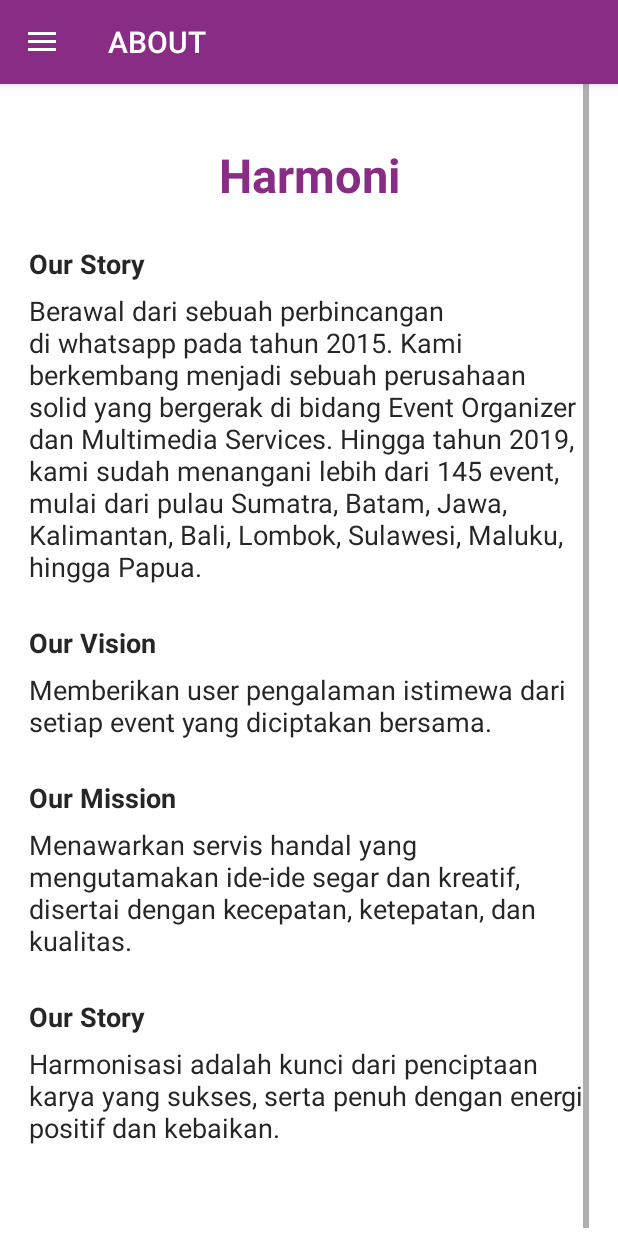
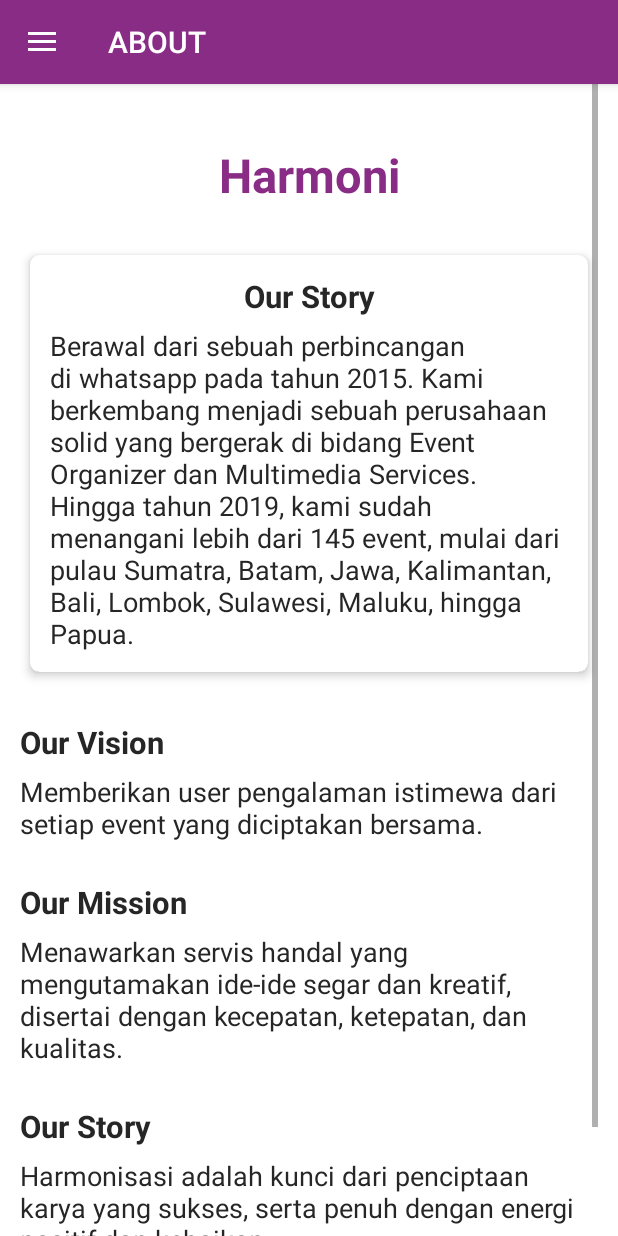
Before and after one commit to himorfosis/harmoni_app, an Android app: the screen it shows after launch (HomeAuthActivity), in the side drawer, after a tap on "Tentang", on a phone screen of 412 x 824 dp. Run offline under Robolectric (Android 15) with nearby library versions, the phone set to English and light mode, and no system bars; our stand-ins replace sdp/ssp sizes; network calls fail; 4 statements that could not run were skipped.

Commit message:
calendar and about app feature

```diff
--- a/app/src/main/res/layout/fragment_about.xml
+++ b/app/src/main/res/layout/fragment_about.xml
@@ -5,8 +5,8 @@
     android:layout_height="match_parent"
     android:background="@android:color/white"
     android:orientation="vertical"
-    android:paddingLeft="@dimen/_15sdp"
-    android:paddingRight="@dimen/_15sdp">
+    android:paddingLeft="@dimen/_10sdp"
+    android:paddingRight="@dimen/_10sdp">
 
     <ScrollView
         android:layout_width="match_parent"
@@ -22,18 +22,33 @@
                 android:layout_width="match_parent"
                 android:layout_height="wrap_content"
                 android:layout_marginTop="@dimen/_30sdp"
+                android:layout_marginBottom="@dimen/_20sdp"
                 android:gravity="center"
                 android:text="Harmoni"
                 android:textColor="@color/text_primary"
                 android:textSize="@dimen/_24ssp"
                 android:textStyle="bold"/>
 
+            <androidx.cardview.widget.CardView
+                android:layout_width="match_parent"
+                android:layout_height="wrap_content"
+                app:cardCornerRadius="@dimen/_5sdp"
+                app:cardElevation="@dimen/_3sdp"
+                android:layout_margin="@dimen/_5sdp"
+                >
+
+                <LinearLayout
+                    android:layout_width="match_parent"
+                    android:layout_height="wrap_content"
+                    android:padding="@dimen/_10sdp"
+                    android:orientation="vertical">
+
                     <TextView
                         android:layout_width="match_parent"
                         android:layout_height="wrap_content"
-                android:layout_marginTop="@dimen/_20sdp"
                         android:text="@string/our_story"
-                style="@style/text_detail_title" />
+                        android:gravity="center"
+                        style="@style/text_item_title_about" />
 
                     <TextView
                         android:layout_width="match_parent"
@@ -42,12 +57,17 @@
                         android:text="@string/our_story_description"
                         style="@style/text_detail_description"/>
 
+                </LinearLayout>
+
+            </androidx.cardview.widget.CardView>
+
+
             <TextView
                 android:layout_width="match_parent"
                 android:layout_height="wrap_content"
                 android:layout_marginTop="@dimen/_20sdp"
                 android:text="@string/our_vision"
-                style="@style/text_detail_title"
+                style="@style/text_item_title_about"
                 />
 
             <TextView
@@ -63,7 +83,7 @@
                 android:layout_height="wrap_content"
                 android:layout_marginTop="@dimen/_20sdp"
                 android:text="@string/our_mission"
-                style="@style/text_detail_title"
+                style="@style/text_item_title_about"
                 />
 
             <TextView
@@ -79,7 +99,7 @@
                 android:layout_height="wrap_content"
                 android:layout_marginTop="@dimen/_20sdp"
                 android:text="@string/our_story"
-                style="@style/text_detail_title"
+                style="@style/text_item_title_about"
                 />
 
             <TextView
--- a/app/src/main/res/values/styles.xml
+++ b/app/src/main/res/values/styles.xml
@@ -78,6 +78,12 @@
         <item name="android:textSize">@dimen/_16ssp</item>
     </style>
 
+    <style name="text_item_title_about" parent="android:Widget.TextView">
+        <item name="android:textColor">@color/text_black_primary</item>
+        <item name="android:textSize">@dimen/_16ssp</item>
+        <item name="android:textStyle">bold</item>
+    </style>
+
     <style name="text_item_location_event" parent="android:Widget.TextView">
         <item name="android:textColor">@color/text_green</item>
         <item name="android:textSize">@dimen/_12ssp</item>
```
Also changed, not shown: app/src/main/java/com/harmonievent/event/EventInput.kt (+5 -52 lines), app/src/main/java/com/harmonievent/homepage/fragment/calendar/CalendarFragment.kt (+51 -13 lines), app/src/main/java/com/harmonievent/utilities/DateCore.kt (+7 -0 lines), app/src/main/res/drawable/btn_circle_yellow.xml (added, +11 -0 lines), app/src/main/res/layout/activity_event_input.xml (+4 -42 lines), app/src/main/res/layout/fragment_calendar.xml (+47 -7 lines). Lines whose indentation alone changed are shown as unchanged.
